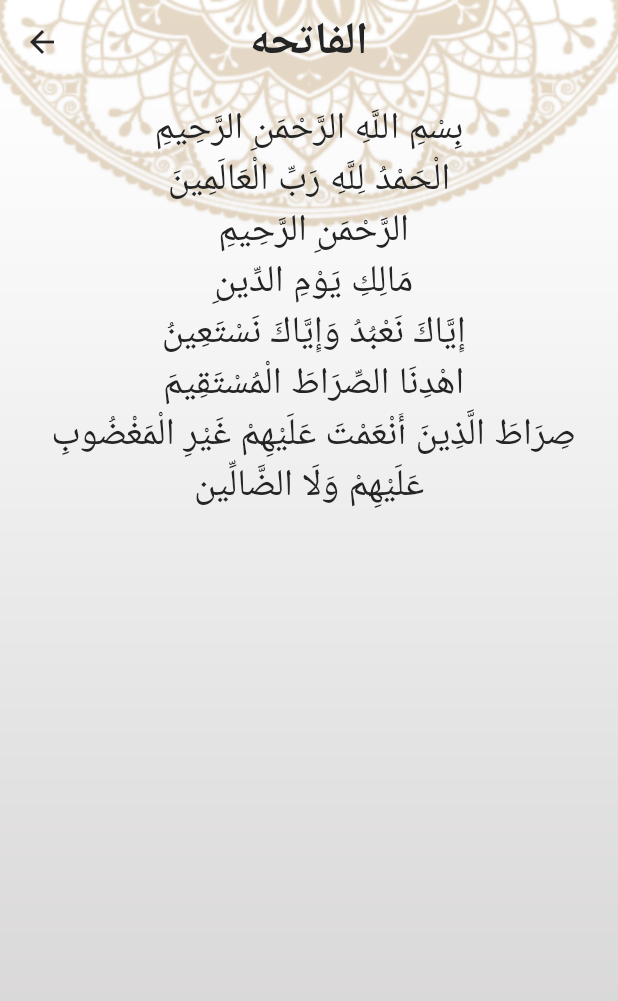
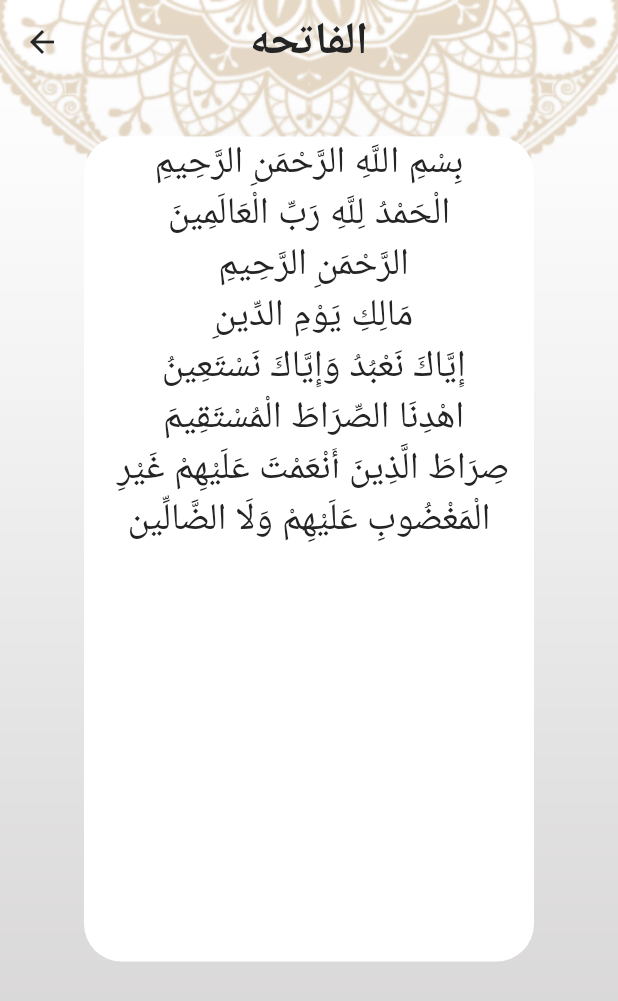
Before and after one commit to mohamedhamouda7897/islami_c6_online, a Flutter app: the screen it shows after launch, after a tap on "الفاتحه", on a phone screen of 412 x 824 dp. Shown: the top 1001 px of the screen. Run offline on Flutter 3.47's test engine with Material 2 defaults, Android fonts, the phone set to English and light mode, and no system bars; generated files the repository leaves out were written again.

Commit message:
themeing of all project

```diff
--- a/lib/my_theme.dart
+++ b/lib/my_theme.dart
@@ -5,7 +5,8 @@ class MyThemeData {
   static Color OnprimaryColor = Color(0xFF79643D);
   static Color primaryColorDark = Color(0xFF12182A);
   static Color BlackColor = Color(0xFF242424);
-
+  static Color selected=Colors.red;
+  static Color unselected=Colors.black;
   static Color WhiteColor = Color(0xFFFFFFFF);
   static Color YellowColor = Color(0xFFFACC1D);
 
@@ -59,7 +60,8 @@ class MyThemeData {
           selectedItemColor: BlackColor, unselectedItemColor: Colors.white
       ),
       );
-
+////////////////////////////////////////////////////////////////////////////////////
+  ///////////////////////////////////////////////////
   static final ThemeData darkTheme = ThemeData(
       primaryColor: primaryColorDark,
       appBarTheme: AppBarTheme(
--- a/lib/providers/my_provider.dart
+++ b/lib/providers/my_provider.dart
@@ -19,7 +19,7 @@ class MyProviderApp extends ChangeNotifier{
     if(themeMode==ThemeMode.light){
       return 'assets/images/main_bg.png';
     }else{
-      return 'assets/images/main_dark_bg.png';
+      return 'assets/images/bg.png';
     }
 
   }
--- a/lib/sura_details/sura_details_item.dart
+++ b/lib/sura_details/sura_details_item.dart
@@ -1,4 +1,6 @@
 import 'package:flutter/material.dart';
+import 'package:islami_c6_online/providers/my_provider.dart';
+import 'package:provider/provider.dart';
 
 class SuraDetilsItem extends StatelessWidget {
   String suraName;
@@ -7,13 +9,26 @@ class SuraDetilsItem extends StatelessWidget {
 
   @override
   Widget build(BuildContext context) {
-    return Padding(
-      padding: const EdgeInsets.all(12.0),
-      child: Text(
-        suraName,
-        textAlign: TextAlign.center,
-        style: Theme.of(context).textTheme.headline2,
-      ),
+    var pro =Provider.of<MyProviderApp>(context);
+    return Column(
+      children: [
+        SizedBox(height: 35,),
+        Container(
+          height: 550,
+          width: 300,
+          decoration: BoxDecoration(
+            borderRadius: BorderRadius.circular(25),
+            color: pro.themeMode==ThemeMode.dark?Colors.white10:Colors.white
+          ),
+          child: SingleChildScrollView(
+            child: Text(
+              suraName,
+              textAlign: TextAlign.center,
+              style: Theme.of(context).textTheme.headline2,
+            ),
+          ),
+        ),
+      ],
     );
   }
 }
--- a/lib/tabs/sebha/sebha_screen.dart
+++ b/lib/tabs/sebha/sebha_screen.dart
@@ -71,7 +71,7 @@ class _SebhaScreenState extends State<SebhaScreen> {
               color: Theme.of(context).primaryColor,
               borderRadius: BorderRadius.circular(25)),
           child:
-              Text('$nameSebha', style: Theme.of(context).textTheme.headline3),
+              Text('$nameSebha', style: Theme.of(context).textTheme.headline2),
         ),
       ],
     );
```
Also changed, not shown: lib/tabs/hadeth/hadeth_datils.dart (+17 -7 lines), lib/tabs/setting/settings.dart (+6 -2 lines), lib/tabs/setting/show_bottom_sheet_language.dart (+5 -2 lines), lib/tabs/setting/show_bottom_sheet_theme.dart (+7 -4 lines).
